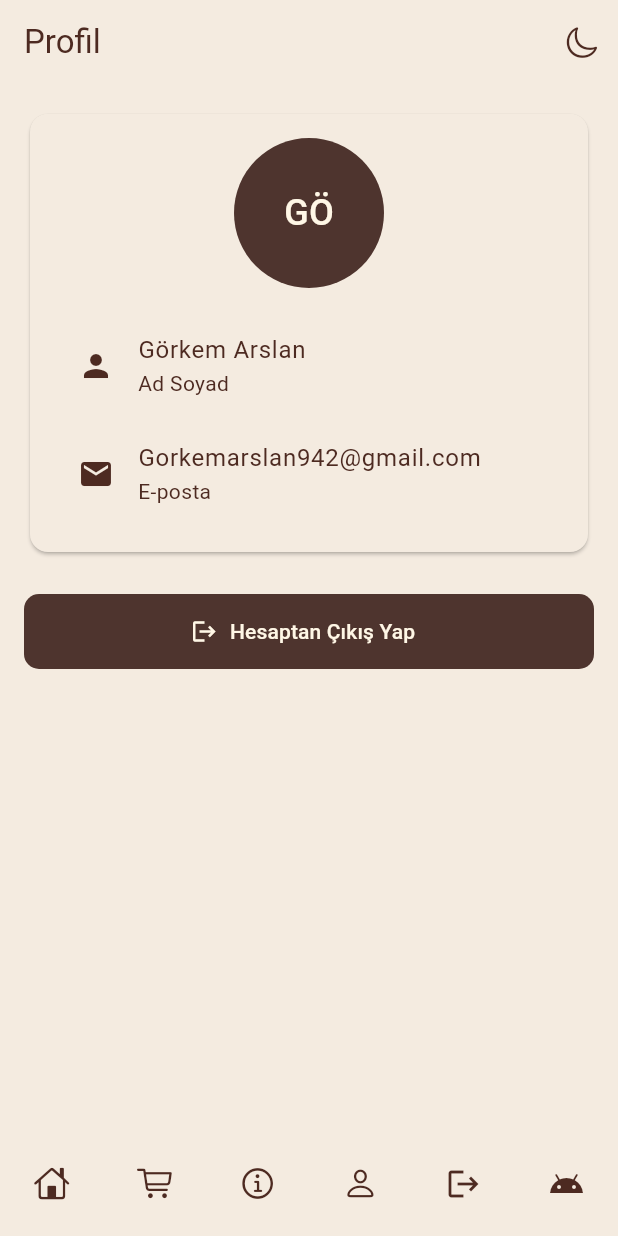
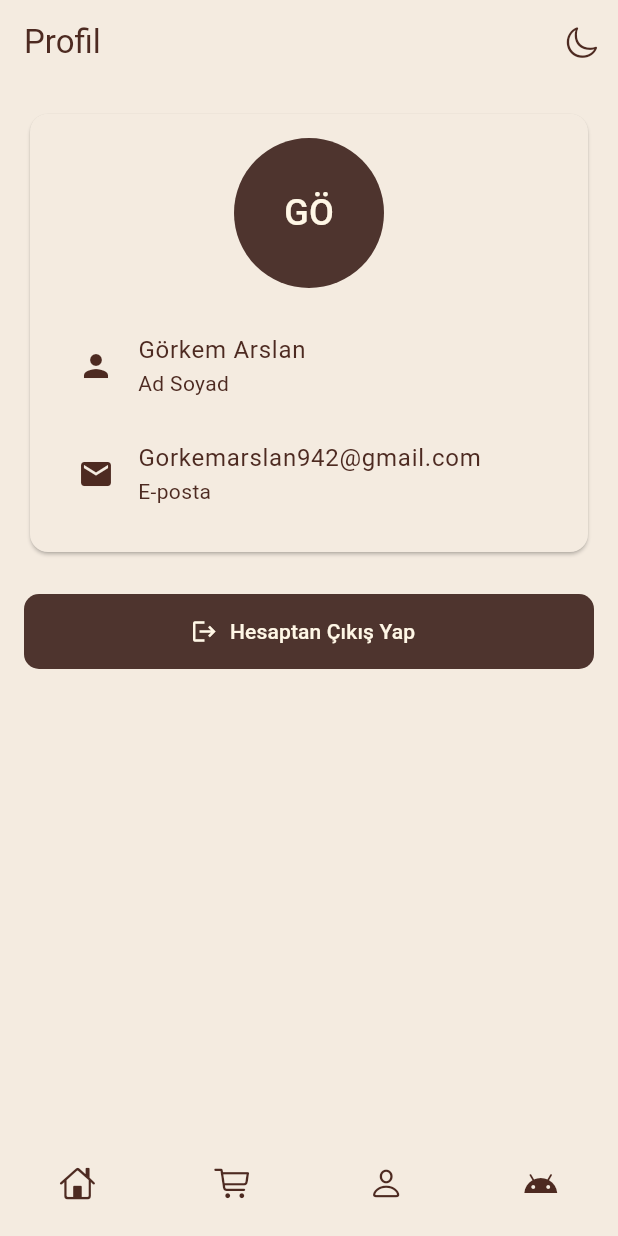
Before and after one commit to Gorkemarslan57/BaristaTime, a Flutter app: the ProfileScreen screen opened by its route, on a phone screen of 412 x 824 dp. Run offline on Flutter 3.47's test engine with Material 3 defaults, Android fonts, the phone set to English and light mode, and no system bars; our stand-ins replace go_router, google_fonts, lottie; missing offline and left inert: dotlottie_loader.

```diff
--- a/lib/screens/profile_screen.dart
+++ b/lib/screens/profile_screen.dart
@@ -54,7 +54,7 @@ class ProfileScreen extends StatelessWidget {
           ),
           const SizedBox(height: 24),
           FilledButton.icon(
-            onPressed: () {},
+            onPressed: () => context.go ("/login"),
             icon: const Icon(Icons.logout),
             label: const Text("Hesaptan Çıkış Yap"),
             style: FilledButton.styleFrom(
@@ -64,15 +64,6 @@ class ProfileScreen extends StatelessWidget {
               ),
             ),
           ),
-          if (context.canPop())
-            TextButton.icon(
-              onPressed: () => context.pop(),
-              icon: const Icon(Icons.arrow_back),
-              label: const Text("Geri Dön"),
-              style: TextButton.styleFrom(
-                minimumSize: const Size(double.infinity, 50),
-              ),
-            ),
         ],
       ),
       bottomNavigationBar: const BottomMenu(),
--- a/lib/widgets/bottom_menu.dart
+++ b/lib/widgets/bottom_menu.dart
@@ -35,15 +35,6 @@ class BottomMenu extends StatelessWidget {
           ),
           IconButton(
             onPressed: () {
-              context.push("/about");
-            },
-            icon: Icon(
-              CupertinoIcons.info_circle,
-              color: colors['onSurface'],
-            ),
-          ),
-          IconButton(
-            onPressed: () {
             context.go("/profile");
             },
             icon: Icon(
@@ -51,15 +42,7 @@ class BottomMenu extends StatelessWidget {
               color: colors['onSurface'],
             ),
           ),
-          IconButton(
-            onPressed: () {
-            context.push("/login");
-            },
-            icon: Icon(
-              Icons.logout,
-              color: colors['onSurface'],
-            ),
-          ),
+
           IconButton(
             onPressed: () {
             context.push("/voice");
```
Also changed, not shown: lib/screens/home_screen.dart (+35 -0 lines), assets/images/UygulamaEkranları/AboutScreen.png, assets/images/UygulamaEkranları/CoffeeMenu.png, assets/images/UygulamaEkranları/Drawer.png (added), assets/images/UygulamaEkranları/Profile.screen.png, assets/images/UygulamaEkranları/VoiceScreen.png, 1 other file.
